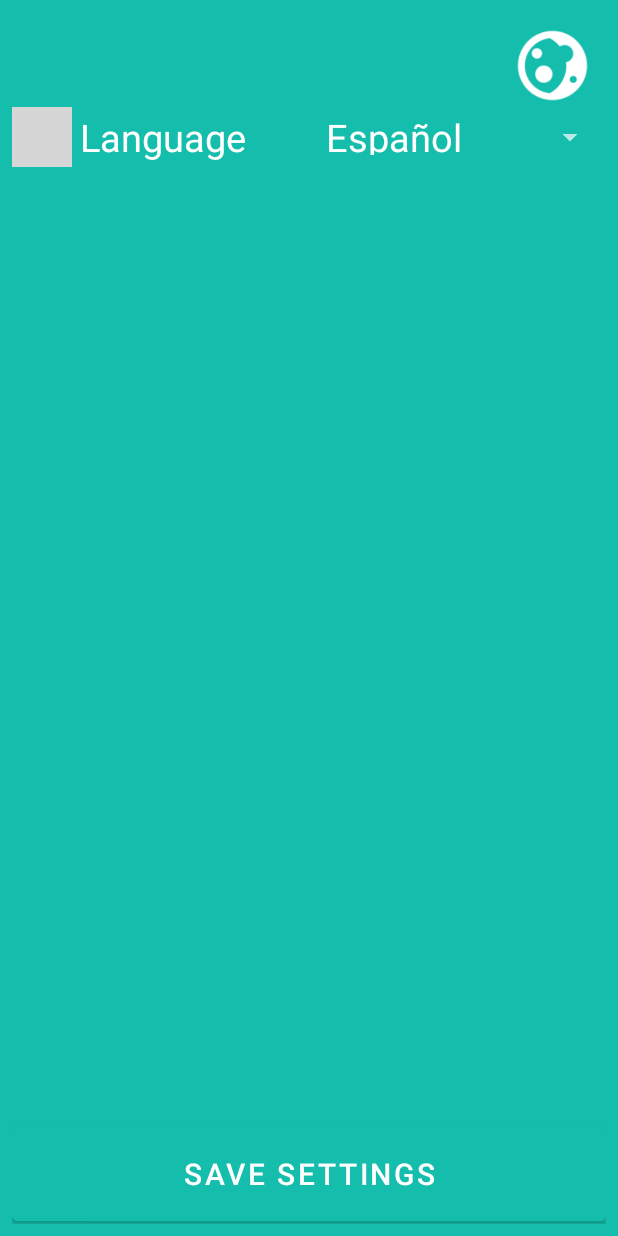
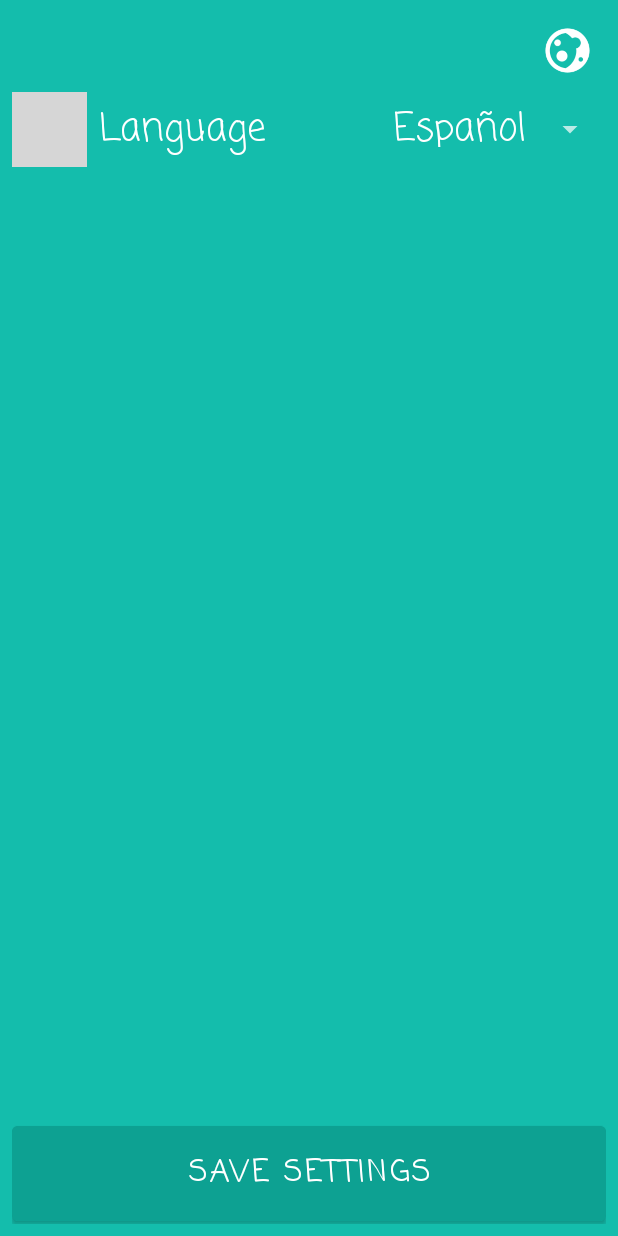
Before and after one commit to SemikAlexander/TicTacToe, an Android app: the SettingsActivity screen opened directly, with no data from a screen before it, on a phone screen of 412 x 824 dp. Run offline under Robolectric (Android 15) with nearby library versions, the phone set to English and light mode, and no system bars; Roboto replaces fonts that are not available here; 2 statements that could not run were skipped; grey boxes are pictures that could not be loaded.

Commit message:
Refactor code. Add font.

```diff
--- a/app/src/main/AndroidManifest.xml
+++ b/app/src/main/AndroidManifest.xml
@@ -20,6 +20,10 @@
             </intent-filter>
         </activity>
         <activity android:name=".SettingsActivity" />
+
+        <meta-data
+            android:name="preloaded_fonts"
+            android:resource="@array/preloaded_fonts" />
     </application>
 
 </manifest>
--- a/app/src/main/res/layout/activity_menu.xml
+++ b/app/src/main/res/layout/activity_menu.xml
@@ -8,10 +8,11 @@
 
     <TextView
         android:id="@+id/textview"
-        android:paddingTop="15dp"
         android:layout_width="fill_parent"
         android:layout_height="wrap_content"
+        android:fontFamily="casual"
         android:gravity="center_horizontal"
+        android:paddingTop="15dp"
         android:text="@string/app_name"
         android:textAlignment="center"
         android:textColor="@color/white"
@@ -45,6 +46,7 @@
                 android:backgroundTint="?attr/colorPrimaryVariant"
                 android:gravity="center_horizontal"
                 android:padding="15dp"
+                android:layout_marginRight="4dp"
                 android:scaleType="centerCrop"
                 android:src="@drawable/singleplayer"
                 android:textAlignment="center"
--- a/app/src/main/res/layout/activity_settings.xml
+++ b/app/src/main/res/layout/activity_settings.xml
@@ -4,13 +4,12 @@
     android:layout_height="match_parent"
     android:padding="8dp"
     xmlns:tools="http://schemas.android.com/tools"
-    android:background="?attr/colorPrimary"
-    tools:context="com.example.tictactoe.SettingsActivity">
+    android:background="?attr/colorPrimary">
 
     <ImageView
         android:id="@+id/dark_mode"
-        android:layout_width="55dp"
-        android:layout_height="55dp"
+        android:layout_width="35dp"
+        android:layout_height="35dp"
         android:layout_marginTop="8dp"
         android:layout_marginRight="8dp"
         android:layout_alignParentRight="true"
@@ -19,8 +18,9 @@
         android:src="@drawable/moon"
         android:tag="light theme" />
 
-    <com.google.android.material.button.MaterialButton
+    <Button
         android:layout_marginBottom="-4dp"
+        android:backgroundTint="?attr/colorPrimaryVariant"
         android:id="@+id/saveButton"
         android:layout_width="match_parent"
         android:layout_height="75dp"
@@ -28,32 +28,34 @@
         android:gravity="center"
         android:text="@string/save_settings"
         android:textSize="20sp"
+        android:fontFamily="casual"
         tools:targetApi="lollipop" />
 
     <RelativeLayout
         android:layout_width="match_parent"
         android:layout_height="wrap_content"
-        android:layout_marginTop="63dp">
+        android:layout_marginTop="53dp">
 
         <ImageView
             android:id="@+id/languageImageView"
-            android:layout_width="40dp"
-            android:layout_height="40dp"
-            android:layout_marginRight="5dp"
+            android:layout_width="50dp"
+            android:layout_height="50dp"
+            android:layout_marginRight="8dp"
             android:src="@drawable/language" />
 
         <TextView
             android:id="@+id/languageTextView"
             android:layout_width="wrap_content"
             android:layout_height="wrap_content"
-            android:text="@string/language_string"
-            android:textSize="25sp"
-            android:textColor="@color/white"
+            android:layout_centerInParent="true"
+            android:layout_marginRight="5dp"
             android:layout_toEndOf="@id/languageImageView"
             android:layout_toRightOf="@id/languageImageView"
-            android:layout_marginRight="5dp"
+            android:fontFamily="casual"
             android:gravity="center"
-            android:layout_centerInParent="true"/>
+            android:text="@string/language_string"
+            android:textColor="@color/white"
+            android:textSize="25sp" />
 
         <Spinner
             android:id="@+id/languageSpinner"
@@ -61,6 +63,7 @@
             android:layout_height="wrap_content"
             android:layout_toEndOf="@id/languageTextView"
             android:gravity="center"
+            android:theme="@style/Spinner"
             android:layout_centerInParent="true"
             android:layout_toRightOf="@id/languageTextView" />
     </RelativeLayout>
--- a/app/src/main/res/layout/spinner_item.xml
+++ b/app/src/main/res/layout/spinner_item.xml
@@ -2,10 +2,11 @@
 
 <TextView xmlns:android="http://schemas.android.com/apk/res/android"
     android:layout_width="fill_parent"
+    android:layout_height="wrap_content"
     android:background="?attr/colorPrimary"
-    android:layout_height="wrap_content"
-    android:gravity="center"
+    android:fontFamily="casual"
+    android:gravity="right"
     android:padding="5dip"
     android:text="@string/app_name"
     android:textColor="#FFFFFF"
-    android:textSize="25sp"/>
+    android:textSize="25sp" />
```
Also changed, not shown: app/src/main/res/font/chewy.xml (added, +8 -0 lines), app/src/main/res/layout/activity_result.xml (+6 -3 lines).
